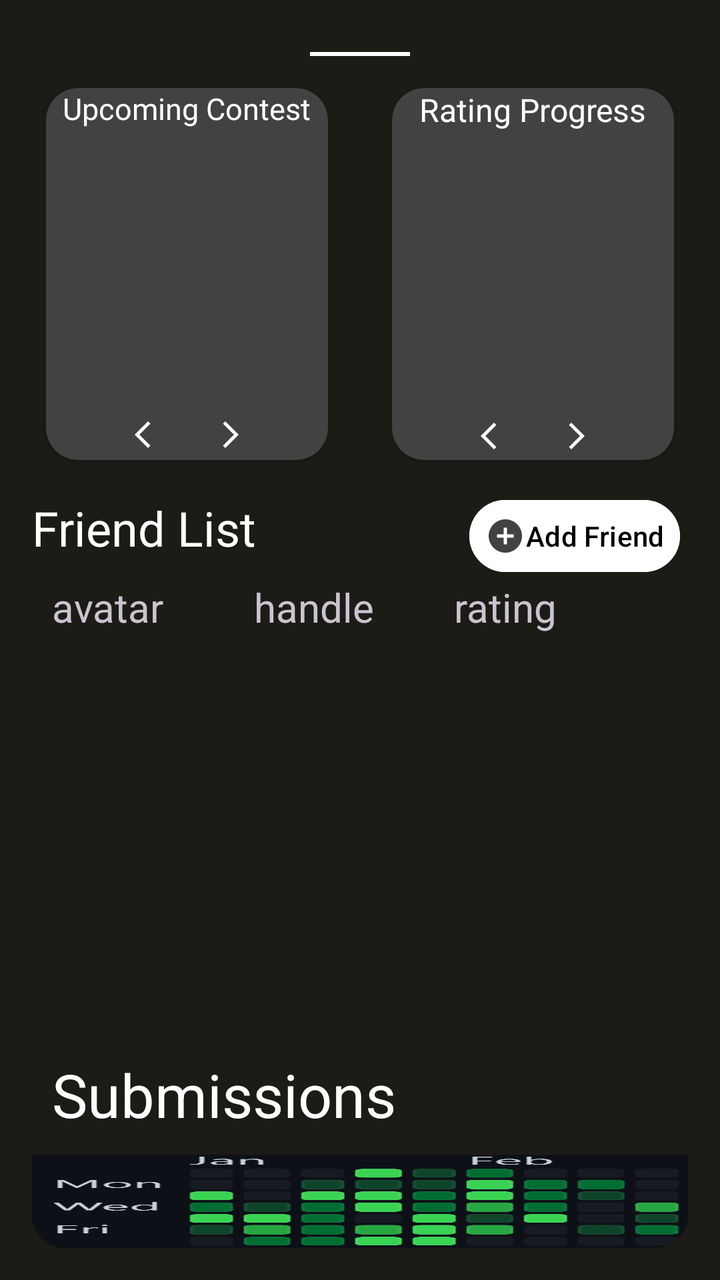
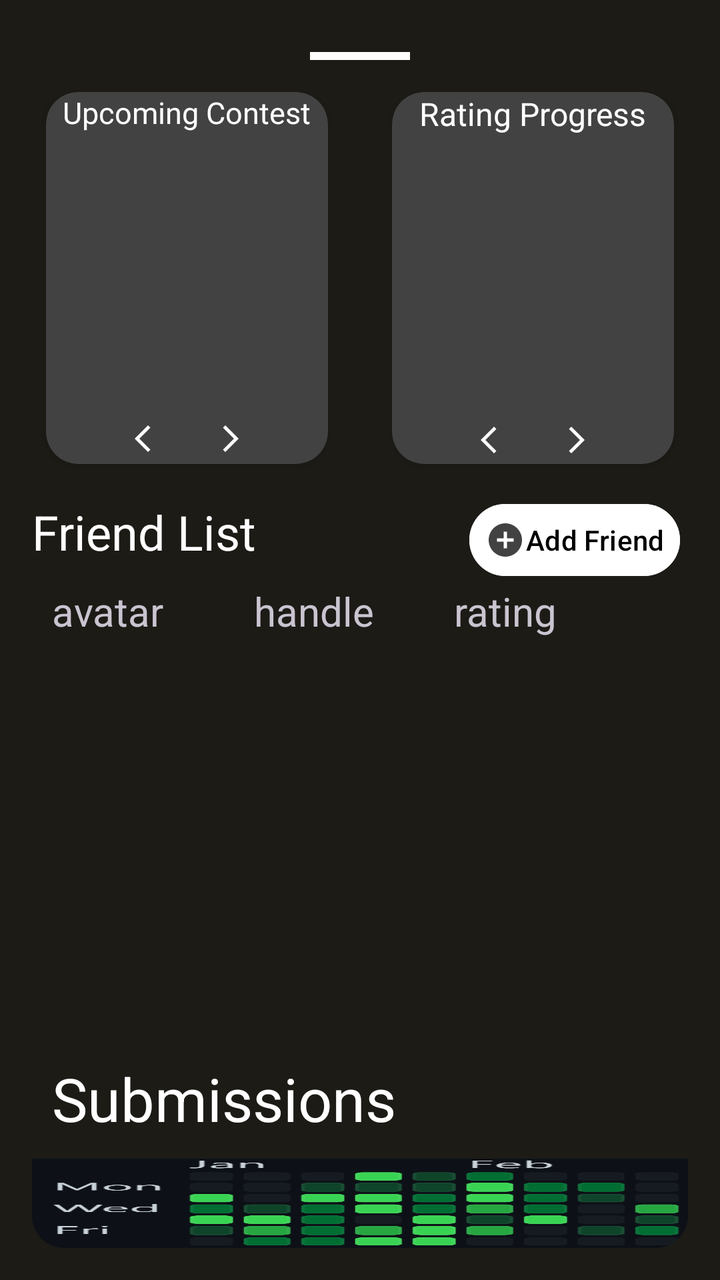

Compare the two renders of this Android layout. The source of the first and the diff that turns it into the second are given below.
<!-- AndroidManifest.xml: application theme Theme.ScoreCards -->
<!-- res/layout/activity_detail_card.xml -->
<?xml version="1.0" encoding="utf-8"?>
<androidx.coordinatorlayout.widget.CoordinatorLayout xmlns:android="http://schemas.android.com/apk/res/android"
    xmlns:app="http://schemas.android.com/apk/res-auto"
    xmlns:tools="http://schemas.android.com/tools"
    android:id="@+id/detailCardLayout"
    android:layout_width="match_parent"
    android:layout_height="match_parent"
    android:background="@color/md_theme_dark_background">

    <androidx.cardview.widget.CardView
        android:id="@+id/detailcardDesign"
        android:layout_width="match_parent"
        android:layout_height="match_parent"
        app:cardBackgroundColor="@color/md_theme_dark_background"
        android:layout_margin="16dp"
        android:layout_marginStart="8dp"
        android:layout_marginTop="8dp"
        android:layout_marginEnd="8dp"
        android:layout_marginBottom="8dp"
        android:elevation="10dp"
        app:cardCornerRadius="16dp">

        <LinearLayout
            android:layout_width="match_parent"
            android:layout_height="match_parent"
            android:orientation="vertical">

            <View
                android:id="@+id/indicator_line"
                android:layout_width="50dp"
                android:layout_height="2dp"
                android:layout_marginTop="10dp"
                android:layout_gravity="center"
                android:background="@color/cardview_light_background" />

            <LinearLayout
                android:layout_width="match_parent"
                android:layout_height="wrap_content"
                android:gravity="center_horizontal"
                android:orientation="horizontal">

                <androidx.cardview.widget.CardView
                    android:backgroundTint="@color/cardview_dark_background"
                    android:id="@+id/profile_pic_card"
                    android:layout_width="141dp"
                    android:layout_height="186dp"
                    android:layout_margin="16dp"
                    android:layout_marginStart="8dp"
                    android:elevation="10dp"
                    app:cardCornerRadius="16dp"
                    app:layout_constraintStart_toStartOf="parent">

                    <LinearLayout
                        android:layout_width="match_parent"
                        android:layout_height="wrap_content"
                        android:orientation="vertical">

                        <TextView
                            android:layout_width="wrap_content"
                            android:layout_height="wrap_content"
                            android:textColor="@color/cardview_light_background"
                            android:text="Upcoming Contest"
                            android:textSize="15dp"
                            android:layout_gravity="center"/>

                        <androidx.recyclerview.widget.RecyclerView
                            android:id="@+id/upcoming_contest_recyclerview"
                            android:layout_width="match_parent"
                            android:layout_height="130dp"
                            android:layout_gravity="center"
                            android:layout_marginTop="10dp"/>

                        <LinearLayout
                            android:layout_width="match_parent"
                            android:layout_height="wrap_content"
                            android:orientation="horizontal"
                            android:gravity="center">

                            <com.google.android.material.button.MaterialButton
                                android:id="@+id/prevButton"
                                android:layout_width="wrap_content"
                                android:layout_height="wrap_content"
                                android:layout_gravity="start"
                                android:gravity="start"
                                app:iconSize="16dp"
                                app:iconTint="@color/cardview_light_background"
                                app:icon="@drawable/baseline_arrow_back_ios_new_24"
                                style="@style/Widget.Material3.Button.IconButton" />

                            <com.google.android.material.button.MaterialButton
                                android:id="@+id/nextButton"
                                android:layout_width="wrap_content"
                                android:layout_height="wrap_content"
                                app:iconSize="16dp"
                                android:layout_gravity="end"
                                android:gravity="end"
                                app:icon="@drawable/baseline_navigate_next_24"
                                app:iconTint="@color/cardview_light_background"
                                style="@style/Widget.Material3.Button.IconButton"/>

                        </LinearLayout>

                    </LinearLayout>

                </androidx.cardview.widget.CardView>


                <androidx.cardview.widget.CardView
                    android:backgroundTint="@color/cardview_dark_background"
                    android:id="@+id/competitor_card_view"
                    android:layout_width="141dp"
                    android:layout_height="186dp"
                    android:layout_margin="16dp"
                    android:layout_marginStart="8dp"
                    android:elevation="10dp"
                    app:cardCornerRadius="16dp"
                    app:layout_constraintStart_toStartOf="parent">

                    <LinearLayout
                        android:layout_width="match_parent"
                        android:layout_height="wrap_content"
                        android:orientation="vertical">

                        <TextView
                            android:layout_width="wrap_content"
                            android:layout_height="wrap_content"
                            android:textColor="@color/cardview_light_background"
                            android:text="Rating Progress"
                            android:textSize="16sp"
                            android:layout_gravity="center"/>

                        <androidx.recyclerview.widget.RecyclerView
                            android:id="@+id/UserProgressRecyclerview"
                            android:layout_width="match_parent"
                            android:layout_height="130dp"
                            android:layout_gravity="center"
                            android:layout_marginTop="10dp"/>

                        <LinearLayout
                            android:layout_width="match_parent"
                            android:layout_height="wrap_content"
                            android:orientation="horizontal"
                            android:gravity="center">

                            <com.google.android.material.button.MaterialButton
                                android:id="@+id/UserProgressPrevButton"
                                android:layout_width="wrap_content"
                                android:layout_height="wrap_content"
                                android:layout_gravity="start"
                                android:gravity="start"
                                app:iconSize="16dp"
                                app:iconTint="@color/cardview_light_background"
                                app:icon="@drawable/baseline_arrow_back_ios_new_24"
                                style="@style/Widget.Material3.Button.IconButton" />

                            <com.google.android.material.button.MaterialButton
                                android:id="@+id/UserProgressNextButton"
                                android:layout_width="wrap_content"
                                android:layout_height="wrap_content"
                                app:iconSize="16dp"
                                android:layout_gravity="end"
                                android:gravity="end"
                                app:icon="@drawable/baseline_navigate_next_24"
                                app:iconTint="@color/cardview_light_background"
                                style="@style/Widget.Material3.Button.IconButton"/>

                        </LinearLayout>

                    </LinearLayout>

                </androidx.cardview.widget.CardView>
            </LinearLayout>

            <LinearLayout
                android:layout_width="match_parent"
                android:layout_height="wrap_content"
                android:orientation="horizontal">
                <TextView
                    android:id="@+id/friend_list_title"
                    android:textColor="@color/cardview_light_background"
                    android:layout_width="0dp"
                    android:layout_height="wrap_content"
                    android:layout_weight="1"
                    android:text="Friend List"
                    android:textSize="24sp" />
                <com.google.android.material.button.MaterialButton
                    style="@style/Widget.Material3.Button.IconButton"
                    android:id="@+id/add_friend_handle"
                    app:icon="@drawable/baseline_add_circle_24"
                    android:layout_width="wrap_content"
                    android:layout_height="wrap_content"
                    app:iconTint="@color/cardview_dark_background"
                    android:backgroundTint="@color/md_theme_light_onPrimary"
                    android:padding="8dp"
                    android:text="Add Friend"
                    android:textColor="@color/dark"
                    android:minHeight="0dp"
                    android:minWidth="0dp" />

            </LinearLayout>

            <LinearLayout
                android:layout_width="match_parent"
                android:layout_height="wrap_content"
                >
                <TextView
                    android:layout_marginStart="10dp"
                    android:layout_width="wrap_content"
                    android:layout_height="wrap_content"
                    android:textSize="20sp"
                    android:text="avatar"/>
                <TextView
                    android:layout_width="wrap_content"
                    android:layout_marginStart="45dp"
                    android:layout_height="wrap_content"
                    android:textSize="20sp"
                    android:text="handle"/>
                <TextView
                    android:layout_width="wrap_content"
                    android:layout_marginStart="40dp"
                    android:layout_height="wrap_content"
                    android:textSize="20sp"
                    android:text="rating"/>
            </LinearLayout>

            <androidx.recyclerview.widget.RecyclerView
                android:id="@+id/recycler_view"
                android:layout_width="match_parent"
                android:layout_height="200dp">
            </androidx.recyclerview.widget.RecyclerView>



            <TextView
                android:layout_width="match_parent"
                android:textColor="@color/cardview_light_background"
                android:text="Submissions"
                android:padding="10dp"
                android:textSize="30sp"
                android:layout_height="wrap_content">

            </TextView>
            <ImageView
                android:layout_width="match_parent"
                android:layout_height="wrap_content"
                android:scaleType="fitXY"
                android:src="@drawable/img_1"
                >

            </ImageView>

        </LinearLayout>


    </androidx.cardview.widget.CardView>



</androidx.coordinatorlayout.widget.CoordinatorLayout>
<!-- resources referenced by this layout -->
<resources>
  <color name="dark">#000</color>
  <color name="md_theme_dark_background">#1D1B16</color>
  <color name="md_theme_light_onPrimary">#FFFFFF</color>
  <!-- drawable baseline_add_circle_24 (drawable) -->
  <vector android:height="24dp" android:tint="#000000"
      android:viewportHeight="24" android:viewportWidth="24"
      android:width="24dp" xmlns:android="http://schemas.android.com/apk/res/android">
      <path android:fillColor="@android:color/white" android:pathData="M12,2C6.48,2 2,6.48 2,12s4.48,10 10,10 10,-4.48 10,-10S17.52,2 12,2zM17,13h-4v4h-2v-4L7,13v-2h4L11,7h2v4h4v2z"/>
  </vector>
  <!-- drawable baseline_arrow_back_ios_new_24 (drawable) -->
  <vector android:height="24dp"
      android:tint="#000000"
      android:viewportHeight="24"
      android:viewportWidth="24"
      android:width="24dp"
      xmlns:android="http://schemas.android.com/apk/res/android">
      <path
          android:fillColor="@android:color/white"
          android:pathData="M17.77,3.77l-1.77,-1.77l-10,10l10,10l1.77,-1.77l-8.23,-8.23z" />
  </vector>
  <!-- drawable baseline_navigate_next_24 (drawable) -->
  <vector android:height="24dp"
      android:tint="#000000"
      android:viewportHeight="24"
      android:viewportWidth="24"
      android:width="24dp"
      xmlns:android="http://schemas.android.com/apk/res/android">
      <group
          android:name="rotationGroup"
          android:pivotX="12"
          android:scaleX="-1" >
          <path
              android:fillColor="@android:color/white"
              android:pathData="M17.77,3.77l-1.77,-1.77l-10,10l10,10l1.77,-1.77l-8.23,-8.23z" />
      </group>
  </vector>
  <color name="md_theme_light_primary">#705D00</color>
  <color name="md_theme_light_primaryContainer">#FFE16D</color>
  <color name="md_theme_light_onPrimaryContainer">#221B00</color>
  <color name="md_theme_light_secondary">#675E40</color>
  <color name="md_theme_light_onSecondary">#FFFFFF</color>
  <color name="md_theme_light_secondaryContainer">#EFE2BC</color>
  <color name="md_theme_light_onSecondaryContainer">#211B04</color>
  <color name="md_theme_light_tertiary">#44664E</color>
  <color name="md_theme_light_onTertiary">#FFFFFF</color>
  <color name="md_theme_light_tertiaryContainer">#C6ECCD</color>
  <color name="md_theme_light_onTertiaryContainer">#00210E</color>
  <color name="md_theme_light_error">#BA1A1A</color>
  <color name="md_theme_light_errorContainer">#FFDAD6</color>
  <color name="md_theme_light_onError">#FFFFFF</color>
  <color name="md_theme_light_onErrorContainer">#410002</color>
  <color name="md_theme_light_background">#FFFBFF</color>
  <color name="md_theme_light_onBackground">#1D1B16</color>
  <color name="md_theme_light_surface">#FFFBFF</color>
  <color name="md_theme_light_onSurface">#1D1B16</color>
  <color name="md_theme_light_surfaceVariant">#EAE2CF</color>
  <color name="md_theme_light_onSurfaceVariant">#4B4739</color>
  <color name="md_theme_light_outline">#7C7767</color>
  <color name="md_theme_light_inverseOnSurface">#F6F0E7</color>
  <color name="md_theme_light_inverseSurface">#33302A</color>
  <color name="md_theme_light_inversePrimary">#E9C400</color>
  <!-- unchanged entries left out for length: 2 -->
</resources>

<!-- the commit's change to res/layout/activity_detail_card.xml (unified diff, before → after) -->
@@ -28,7 +28,7 @@
             <View
                 android:id="@+id/indicator_line"
                 android:layout_width="50dp"
-                android:layout_height="2dp"
+                android:layout_height="4dp"
                 android:layout_marginTop="10dp"
                 android:layout_gravity="center"
                 android:background="@color/cardview_light_background" />
